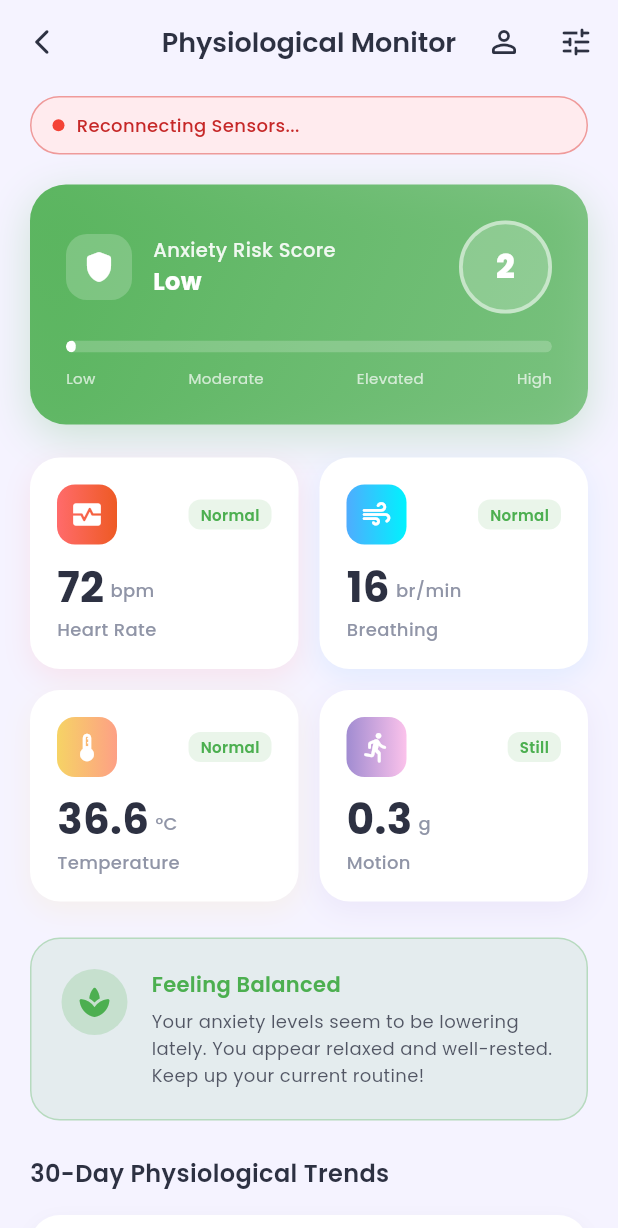
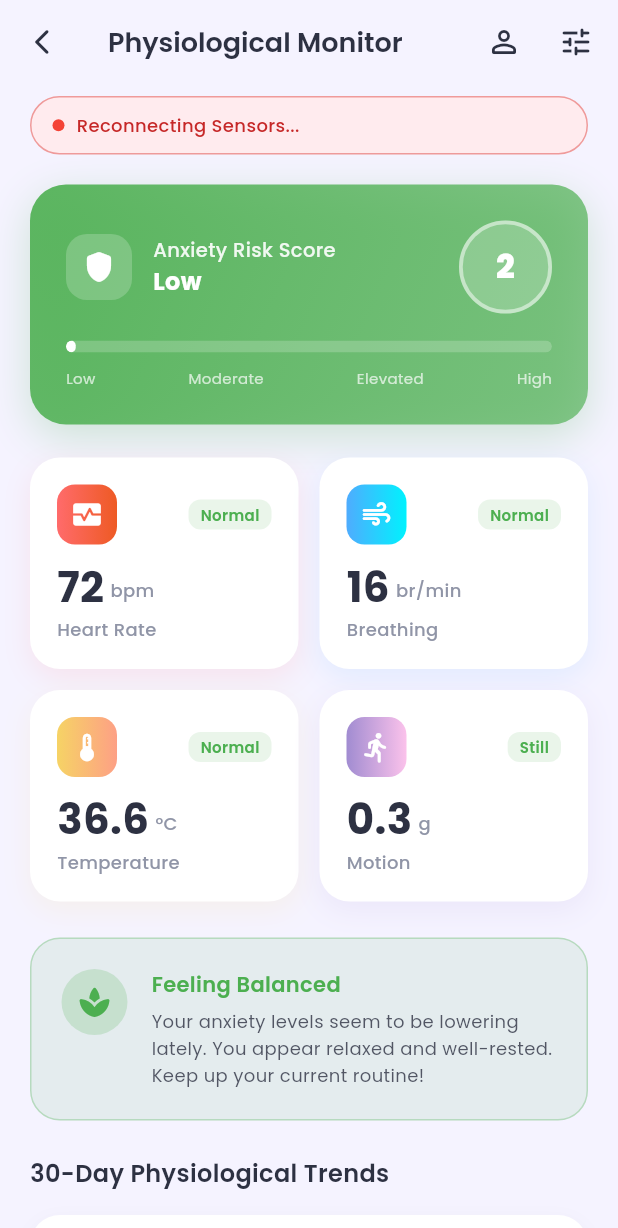
Before and after one commit to DewduSendanayake/anxiety_mobile_app, a Flutter app: the DashboardPage screen opened directly, on a phone screen of 412 x 824 dp. Shown: the top 1228 px of the screen. Run offline on Flutter 3.47's test engine with Material 3 defaults, Android fonts, the phone set to English and light mode, and no system bars; our stand-ins replace battery_plus, connectivity_plus, fl_chart, flutter_local_notifications, geolocator, google_fonts and 3 more; missing offline and left inert: call_log, flutter_background_service, flutter_sms_inbox, screen_state, usage_stats; accounts and stored records are empty.

Commit message:
Update dashboard_page.dart

```diff
--- a/lib/pages/dashboard_page.dart
+++ b/lib/pages/dashboard_page.dart
@@ -205,12 +205,14 @@ class _DashboardPageState extends State<DashboardPage>
             color: AppTheme.kTextDark,
           ),
         ),
-        centerTitle: true,
-        leading: IconButton(
-          icon: const Icon(Icons.arrow_back_ios_new_rounded,
-              color: AppTheme.kTextDark, size: 20),
-          onPressed: () => Navigator.pop(context),
-        ),
+        automaticallyImplyLeading: false,
+        leading: Navigator.canPop(context)
+            ? IconButton(
+                icon: const Icon(Icons.arrow_back_ios_new_rounded,
+                    color: AppTheme.kTextDark, size: 20),
+                onPressed: () => Navigator.pop(context),
+              )
+            : null,
         actions: [
           IconButton(
             icon: const Icon(Icons.person_outline_rounded,
```
